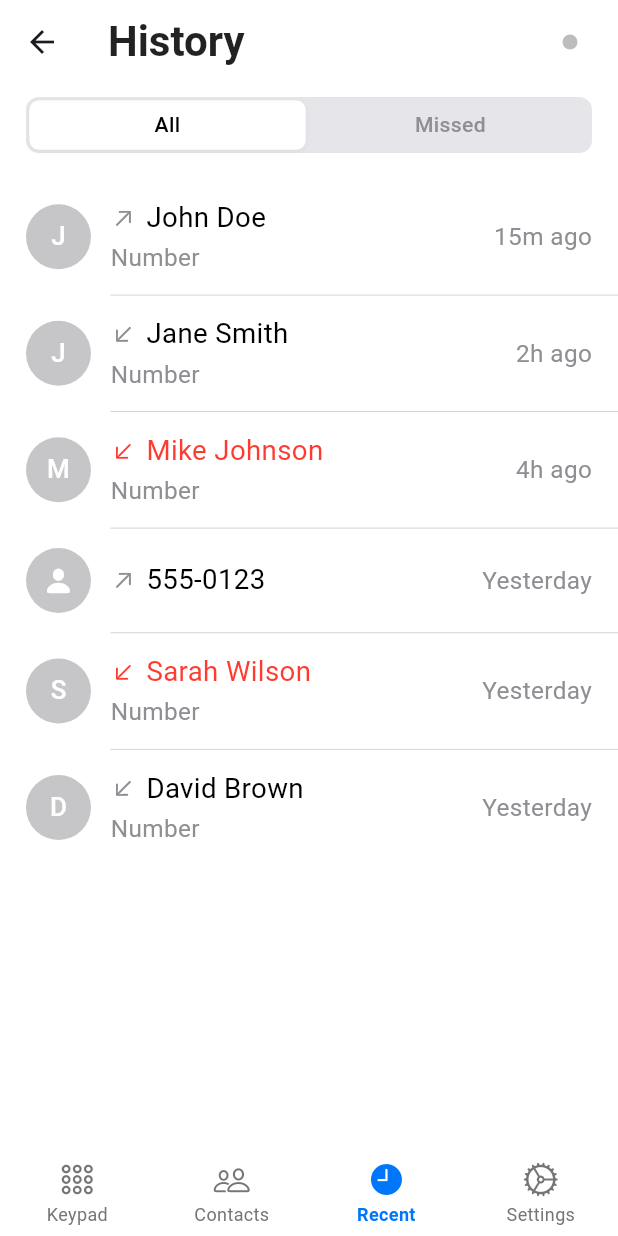
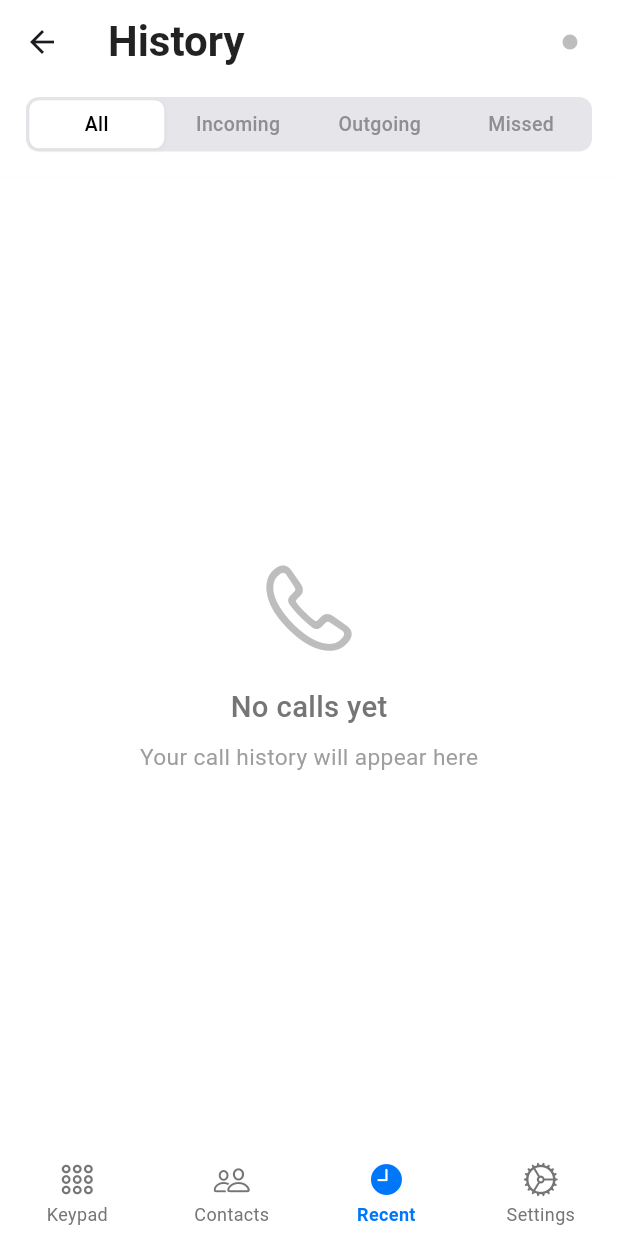
Before and after one commit to QutaibaQusai/Dash-Call, a Flutter app: the MainScreen screen opened by its route, item 3 of the bottom bar chosen, on a phone screen of 412 x 824 dp. Run offline on Flutter 3.47's test engine with Material 3 defaults, Android fonts, the phone set to English and light mode, and no system bars; our stand-ins replace audioplayers, flutter_contacts, google_fonts, permission_handler, shared_preferences; missing offline and left inert: flutter_callkit_incoming, flutter_webrtc, mobile_scanner, sip_ua; accounts and stored records are empty; Roboto replaces fonts that are missing (Tajawal).

Commit message:
history tab income/outcome/recent/missed

```diff
--- a/lib/screens/contacts_tab.dart
+++ b/lib/screens/contacts_tab.dart
@@ -183,7 +183,11 @@ class _ContactsTabState extends State<ContactsTab> {
                 _isLoading
                     ? Container(
                       color: Colors.white,
-                      child: const Center(child: CircularProgressIndicator()),
+                      child: const Center(
+                        child: CircularProgressIndicator(
+                          color: Color(0xFF0077F9),
+                        ),
+                      ),
                     )
                     : _filteredContacts.isEmpty
                     ? _buildEmptyState()
--- a/lib/screens/history_tab.dart
+++ b/lib/screens/history_tab.dart
@@ -12,69 +12,17 @@ class HistoryTab extends StatefulWidget {
 
 class _HistoryTabState extends State<HistoryTab> with TickerProviderStateMixin {
   late TabController _tabController;
-
-  // Sample call history data
-  final List<CallRecord> _callHistory = [
-    CallRecord(
-      id: '1',
-      number: '101',
-      name: 'John Doe',
-      type: CallType.outgoing,
-      timestamp: DateTime.now().subtract(const Duration(minutes: 15)),
-      duration: const Duration(minutes: 5, seconds: 23),
-      avatar: '👤',
-    ),
-    CallRecord(
-      id: '2',
-      number: '102',
-      name: 'Jane Smith',
-      type: CallType.incoming,
-      timestamp: DateTime.now().subtract(const Duration(hours: 2)),
-      duration: const Duration(minutes: 12, seconds: 45),
-      avatar: '👩',
-    ),
-    CallRecord(
-      id: '3',
-      number: '103',
-      name: 'Mike Johnson',
-      type: CallType.missed,
-      timestamp: DateTime.now().subtract(const Duration(hours: 4)),
-      duration: Duration.zero,
-      avatar: '👨',
-    ),
-    CallRecord(
-      id: '4',
-      number: '555-0123',
-      name: null,
-      type: CallType.outgoing,
-      timestamp: DateTime.now().subtract(const Duration(days: 1)),
-      duration: const Duration(minutes: 2, seconds: 10),
-      avatar: '📞',
-    ),
-    CallRecord(
-      id: '5',
-      number: '104',
-      name: 'Sarah Wilson',
-      type: CallType.missed,
-      timestamp: DateTime.now().subtract(const Duration(days: 1, hours: 3)),
-      duration: Duration.zero,
-      avatar: '👩‍💼',
-    ),
-    CallRecord(
-      id: '6',
-      number: '105',
-      name: 'David Brown',
-      type: CallType.incoming,
-      timestamp: DateTime.now().subtract(const Duration(days: 2)),
-      duration: const Duration(minutes: 8, seconds: 30),
-      avatar: '👨‍💻',
-    ),
-  ];
+  int _selectedTabIndex = 0;
 
   @override
   void initState() {
     super.initState();
-    _tabController = TabController(length: 2, vsync: this);
+    _tabController = TabController(length: 4, vsync: this); // Changed to 4 tabs
+    _tabController.addListener(() {
+      setState(() {
+        _selectedTabIndex = _tabController.index;
+      });
+    });
   }
 
   @override
@@ -83,9 +31,10 @@ class _HistoryTabState extends State<HistoryTab> with TickerProviderStateMixin {
     super.dispose();
   }
 
-  List<CallRecord> get _allCalls => _callHistory;
-  List<CallRecord> get _missedCalls =>
-      _callHistory.where((call) => call.type == CallType.missed).toList();
+  List<CallRecord> get _allCalls => CallHistoryManager.getAllCalls();
+  List<CallRecord> get _incomingCalls => CallHistoryManager.getIncomingCalls();
+  List<CallRecord> get _outgoingCalls => CallHistoryManager.getOutgoingCalls();
+  List<CallRecord> get _missedCalls => CallHistoryManager.getMissedCalls();
 
   String _getInitials(String? name) {
     if (name == null || name.isEmpty) return '';
@@ -107,6 +56,7 @@ class _HistoryTabState extends State<HistoryTab> with TickerProviderStateMixin {
 
             return Column(
               children: [
+                // Enhanced Tab Bar with 4 tabs
                 Container(
                   color: Colors.white,
                   padding: EdgeInsets.fromLTRB(
@@ -115,19 +65,18 @@ class _HistoryTabState extends State<HistoryTab> with TickerProviderStateMixin {
                     16 * scale,
                     16 * scale,
                   ),
-                  child: Center(
                   child: Container(
                     decoration: BoxDecoration(
                       color: const Color(0xFFE5E5EA),
                       borderRadius: BorderRadius.circular(8 * scale),
                     ),
                     child: Row(
-                        mainAxisSize: MainAxisSize.min,
                       children: [
                         _buildTabButton('All', 0, scale),
-                          _buildTabButton('Missed', 1, scale),
+                        _buildTabButton('Incoming', 1, scale),
+                        _buildTabButton('Outgoing', 2, scale),
+                        _buildTabButton('Missed', 3, scale),
                       ],
-                      ),
                     ),
                   ),
                 ),
@@ -138,6 +87,8 @@ class _HistoryTabState extends State<HistoryTab> with TickerProviderStateMixin {
                     controller: _tabController,
                     children: [
                       _buildCallList(_allCalls, scale),
+                      _buildCallList(_incomingCalls, scale),
+                      _buildCallList(_outgoingCalls, scale),
                       _buildCallList(_missedCalls, scale),
                     ],
                   ),
@@ -151,7 +102,7 @@ class _HistoryTabState extends State<HistoryTab> with TickerProviderStateMixin {
   }
 
   Widget _buildTabButton(String text, int index, double scale) {
-    bool isSelected = _tabController.index == index;
+    bool isSelected = _selectedTabIndex == index;
 
     return Expanded(
       child: GestureDetector(
@@ -182,7 +133,7 @@ class _HistoryTabState extends State<HistoryTab> with TickerProviderStateMixin {
             textAlign: TextAlign.center,
             style: TextStyle(
               color: isSelected ? Colors.black : const Color(0xFF8E8E93),
-              fontSize: 13 * scale,
+              fontSize: 12 * scale,
               fontWeight: FontWeight.w500,
             ),
           ),
@@ -194,7 +145,7 @@ class _HistoryTabState extends State<HistoryTab> with TickerProviderStateMixin {
   Widget _buildCallList(List<CallRecord> calls, double scale) {
     if (calls.isEmpty) {
       return Container(
-        color: const Color(0xFFF2F2F7),
+        color: Colors.white,
         child: Center(
           child: Column(
             mainAxisAlignment: MainAxisAlignment.center,
@@ -206,7 +157,7 @@ class _HistoryTabState extends State<HistoryTab> with TickerProviderStateMixin {
               ),
               SizedBox(height: 16 * scale),
               Text(
-                'No calls yet',
+                _getEmptyStateTitle(),
                 style: TextStyle(
                   fontSize: 18 * scale,
                   color: Colors.grey.shade600,
@@ -215,7 +166,7 @@ class _HistoryTabState extends State<HistoryTab> with TickerProviderStateMixin {
               ),
               SizedBox(height: 8 * scale),
               Text(
-                'Your call history will appear here',
+                _getEmptyStateSubtitle(),
                 style: TextStyle(
                   fontSize: 14 * scale,
                   color: Colors.grey.shade500,
@@ -238,6 +189,36 @@ class _HistoryTabState extends State<HistoryTab> with TickerProviderStateMixin {
         },
       ),
     );
+  }
+
+  String _getEmptyStateTitle() {
+    switch (_selectedTabIndex) {
+      case 0:
+        return 'No calls yet';
+      case 1:
+        return 'No incoming calls';
+      case 2:
+        return 'No outgoing calls';
+      case 3:
+        return 'No missed calls';
+      default:
+        return 'No calls yet';
+    }
+  }
+
+  String _getEmptyStateSubtitle() {
+    switch (_selectedTabIndex) {
+      case 0:
+        return 'Your call history will appear here';
+      case 1:
+        return 'Incoming calls will appear here';
+      case 2:
+        return 'Outgoing calls will appear here';
+      case 3:
+        return 'Missed calls will appear here';
+      default:
+        return 'Your call history will appear here';
+    }
   }
 
   Widget _buildCallTile(CallRecord call, bool isLast, double scale) {
@@ -317,7 +298,7 @@ class _HistoryTabState extends State<HistoryTab> with TickerProviderStateMixin {
                       if (call.name != null) ...[
                         SizedBox(height: 2 * scale),
                         Text(
-                          'Number',
+                          call.number,
                           style: TextStyle(
                             fontSize: 15 * scale,
                             color: const Color(0xFF8E8E93),
@@ -338,6 +319,16 @@ class _HistoryTabState extends State<HistoryTab> with TickerProviderStateMixin {
                         color: const Color(0xFF8E8E93),
                       ),
                     ),
+                    if (call.duration != Duration.zero) ...[
+                      SizedBox(height: 2 * scale),
+                      Text(
+                        _formatDuration(call.duration),
+                        style: TextStyle(
+                          fontSize: 13 * scale,
+                          color: const Color(0xFF8E8E93),
+                        ),
+                      ),
+                    ],
                   ],
                 ),
               ],
@@ -398,6 +389,20 @@ class _HistoryTabState extends State<HistoryTab> with TickerProviderStateMixin {
                   ],
                 ),
               ),
+              CupertinoActionSheetAction(
+                onPressed: () {
+                  Navigator.pop(context);
+                  _deleteCallRecord(call);
+                },
+                child: const Row(
+                  mainAxisAlignment: MainAxisAlignment.center,
+                  children: [
+                    Icon(CupertinoIcons.delete, color: Color(0xFFFF3B30)),
+                    SizedBox(width: 8),
+                    Text('Delete', style: TextStyle(color: Color(0xFFFF3B30))),
+                  ],
+                ),
+              ),
             ],
             cancelButton: CupertinoActionSheetAction(
               onPressed: () => Navigator.pop(context),
@@ -411,11 +416,19 @@ class _HistoryTabState extends State<HistoryTab> with TickerProviderStateMixin {
     );
   }
 
+  void _deleteCallRecord(CallRecord call) {
+    setState(() {
+      CallHistoryManager.deleteCall(call.id);
+    });
+  }
+
   String _formatRelativeTime(DateTime dateTime) {
     final now = DateTime.now();
     final difference = now.difference(dateTime);
 
-    if (difference.inDays >= 1) {
+    if (difference.inDays >= 2) {
+      return '${difference.inDays}d ago';
+    } else if (difference.inDays >= 1) {
       return 'Yesterday';
     } else if (difference.inHours >= 1) {
       return '${difference.inHours}h ago';
@@ -452,6 +465,7 @@ class _HistoryTabState extends State<HistoryTab> with TickerProviderStateMixin {
   }
 }
 
+// Enhanced CallRecord and CallHistoryManager
 enum CallType { incoming, outgoing, missed }
 
 class CallRecord {
@@ -461,7 +475,6 @@ class CallRecord {
   final CallType type;
   final DateTime timestamp;
   final Duration duration;
-  final String avatar;
 
   CallRecord({
     required this.id,
@@ -470,6 +483,148 @@ class CallRecord {
     required this.type,
     required this.timestamp,
     required this.duration,
-    required this.avatar,
   });
+
+  Map<String, dynamic> toJson() {
+    return {
+      'id': id,
+      'number': number,
+      'name': name,
+      'type': type.index,
+      'timestamp': timestamp.millisecondsSinceEpoch,
+      'duration': duration.inSeconds,
+    };
   }
+
+  factory CallRecord.fromJson(Map<String, dynamic> json) {
+    return CallRecord(
+      id: json['id'],
+      number: json['number'],
+      name: json['name'],
+      type: CallType.values[json['type']],
+      timestamp: DateTime.fromMillisecondsSinceEpoch(json['timestamp']),
+      duration: Duration(seconds: json['duration']),
+    );
+  }
+}
+
+class CallHistoryManager {
+  static final List<CallRecord> _callHistory = [];
+
+  // Add a new call record
+  static void addCall({
+    required String number,
+    String? name,
+    required CallType type,
+    required DateTime timestamp,
+    Duration duration = Duration.zero,
+  }) {
+    final record = CallRecord(
+      id: DateTime.now().millisecondsSinceEpoch.toString(),
+      number: number,
+      name: name,
+      type: type,
+      timestamp: timestamp,
+      duration: duration,
+    );
+
+    _callHistory.insert(0, record); // Insert at beginning for latest first
+
+    // Keep only last 100 calls to prevent memory issues
+    if (_callHistory.length > 100) {
+      _callHistory.removeRange(100, _callHistory.length);
+    }
+
+    print('📱 [CallHistory] Added ${type.name} call: $number');
+  }
+
+  // Get all calls
+  static List<CallRecord> getAllCalls() {
+    return List.from(_callHistory);
+  }
+
+  // Get incoming calls
+  static List<CallRecord> getIncomingCalls() {
+    return _callHistory
+        .where((call) => call.type == CallType.incoming)
+        .toList();
+  }
+
+  // Get outgoing calls
+  static List<CallRecord> getOutgoingCalls() {
+    return _callHistory
+        .where((call) => call.type == CallType.outgoing)
+        .toList();
+  }
+
+  // Get missed calls
+  static List<CallRecord> getMissedCalls() {
+    return _callHistory.where((call) => call.type == CallType.missed).toList();
+  }
+
+  // Delete a specific call
+  static void deleteCall(String id) {
+    _callHistory.removeWhere((call) => call.id == id);
+    print('📱 [CallHistory] Deleted call: $id');
+  }
+
+  // Clear all calls
+  static void clearHistory() {
+    _callHistory.clear();
+    print('📱 [CallHistory] Cleared all call history');
+  }
+
+  // Update call duration (for when call ends)
+  static void updateCallDuration(String number, Duration duration) {
+    final index = _callHistory.indexWhere(
+      (call) =>
+          call.number == number &&
+          call.duration == Duration.zero &&
+          DateTime.now().difference(call.timestamp).inMinutes <
+              5, // Recent call
+    );
+
+    if (index != -1) {
+      final oldCall = _callHistory[index];
+      final updatedCall = CallRecord(
+        id: oldCall.id,
+        number: oldCall.number,
+        name: oldCall.name,
+        type: oldCall.type,
+        timestamp: oldCall.timestamp,
+        duration: duration,
+      );
+
+      _callHistory[index] = updatedCall;
+      print(
+        '📱 [CallHistory] Updated call duration: $number -> ${duration.inSeconds}s',
+      );
+    }
+  }
+
+  // Mark call as missed
+  static void markAsMissed(String number) {
+    final index = _callHistory.indexWhere(
+      (call) =>
+          call.number == number &&
+          call.type == CallType.incoming &&
+          DateTime.now().difference(call.timestamp).inMinutes <
+              5, // Recent call
+    );
+
+    if (index != -1) {
+      final oldCall = _callHistory[index];
+      final missedCall = CallRecord(
+        id: oldCall.id,
+        number: oldCall.number,
+        name: oldCall.name,
+        type: CallType.missed,
+        timestamp: oldCall.timestamp,
+        duration: Duration.zero,
+      );
+
+      _callHistory[index] = missedCall;
+      print('📱 [CallHistory] Marked call as missed: $number');
+    }
+  }
+}
```
Also changed, not shown: lib/services/sip_service.dart (+37 -0 lines). Lines whose indentation alone changed are shown as unchanged.
